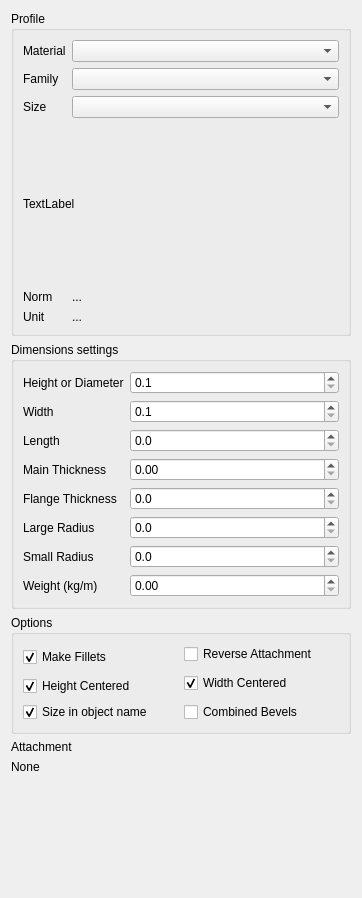
Above: freecad/frameforge/resources/ui/create_profiles.ui from rfootq/frameforge before the change. Below: the same form after it.
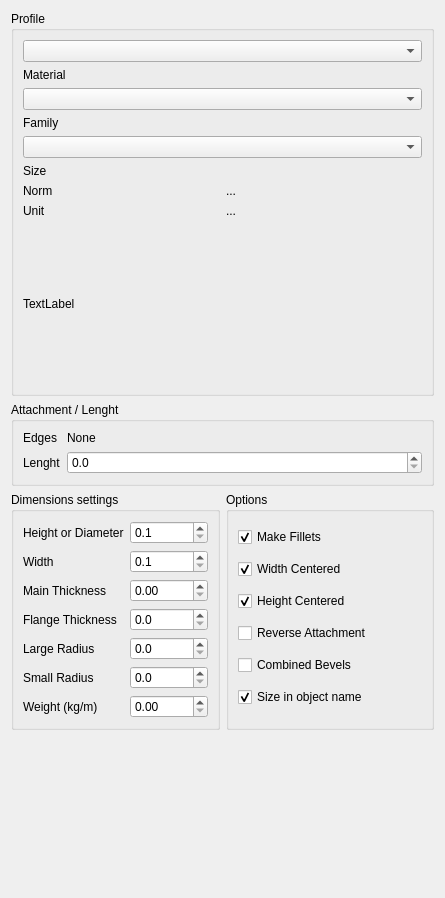
That is the form after the change.

Commit message: #10 non attached profiles

```diff
--- a/freecad/frameforge/resources/ui/create_profiles.ui
+++ b/freecad/frameforge/resources/ui/create_profiles.ui
@@ -6,93 +6,86 @@
    <rect>
     <x>0</x>
     <y>0</y>
-    <width>362</width>
+    <width>445</width>
     <height>898</height>
    </rect>
   </property>
   <property name="windowTitle">
    <string>Create Profiles</string>
   </property>
-  <layout class="QVBoxLayout" name="verticalLayout">
+  <layout class="QVBoxLayout" name="verticalLayout_3">
    <item>
     <widget class="QGroupBox" name="groupBox">
      <property name="title">
       <string>Profile</string>
      </property>
-     <layout class="QFormLayout" name="formLayout">
-      <item row="0" column="0">
+     <layout class="QVBoxLayout" name="verticalLayout_2">
+      <item>
+       <widget class="QComboBox" name="combo_material"/>
+      </item>
+      <item>
        <widget class="QLabel" name="label_10">
         <property name="text">
          <string>Material</string>
         </property>
        </widget>
       </item>
-      <item row="0" column="1">
-       <widget class="QComboBox" name="combo_material"/>
-      </item>
-      <item row="1" column="0">
-       <widget class="QLabel" name="label">
-        <property name="text">
-         <string>Family</string>
-        </property>
-       </widget>
-      </item>
-      <item row="1" column="1">
+      <item>
        <widget class="QComboBox" name="combo_family">
         <property name="toolTip">
          <string>Choose profile type</string>
         </property>
        </widget>
       </item>
-      <item row="2" column="0">
-       <widget class="QLabel" name="label_2">
+      <item>
+       <widget class="QLabel" name="label">
         <property name="text">
-         <string>Size</string>
+         <string>Family</string>
         </property>
        </widget>
       </item>
-      <item row="2" column="1">
+      <item>
        <widget class="QComboBox" name="combo_size">
         <property name="toolTip">
          <string>Choose size</string>
         </property>
        </widget>
       </item>
-      <item row="4" column="0" colspan="2">
-       <widget class="QLabel" name="label_image">
-        <property name="minimumSize">
-         <size>
-          <width>0</width>
-          <height>160</height>
-         </size>
-        </property>
+      <item>
+       <widget class="QLabel" name="label_2">
         <property name="text">
-         <string>TextLabel</string>
+         <string>Size</string>
         </property>
        </widget>
       </item>
-      <item row="5" column="0">
+      <item>
+       <layout class="QHBoxLayout" name="horizontalLayout_2">
+        <item>
        <widget class="QLabel" name="label_11">
         <property name="text">
          <string>Norm</string>
         </property>
        </widget>
       </item>
-      <item row="5" column="1">
+        <item>
        <widget class="QLabel" name="label_norm">
         <property name="text">
          <string>...</string>
         </property>
        </widget>
       </item>
-      <item row="6" column="0">
+       </layout>
+      </item>
+      <item>
+       <layout class="QHBoxLayout" name="horizontalLayout_3">
+        <item>
        <widget class="QLabel" name="label_13">
         <property name="text">
          <string>Unit</string>
         </property>
        </widget>
       </item>
-      <item row="6" column="1">
+        <item>
        <widget class="QLabel" name="label_unit">
         <property name="text">
          <string>...</string>
@@ -100,8 +93,65 @@
        </widget>
       </item>
      </layout>
-    </widget>
-   </item>
+      </item>
+      <item>
+       <widget class="QLabel" name="label_image">
+        <property name="minimumSize">
+         <size>
+          <width>0</width>
+          <height>160</height>
+         </size>
+        </property>
+        <property name="text">
+         <string>TextLabel</string>
+        </property>
+       </widget>
+      </item>
+     </layout>
+    </widget>
+   </item>
+   <item>
+    <widget class="QGroupBox" name="groupBox_4">
+     <property name="title">
+      <string>Attachment / Lenght</string>
+     </property>
+     <layout class="QFormLayout" name="formLayout">
+      <item row="0" column="0">
+       <widget class="QLabel" name="label_14">
+        <property name="text">
+         <string>Edges</string>
+        </property>
+       </widget>
+      </item>
+      <item row="0" column="1">
+       <widget class="QLabel" name="label_attach">
+        <property name="text">
+         <string>None</string>
+        </property>
+       </widget>
+      </item>
+      <item row="1" column="0">
+       <widget class="QLabel" name="label_5">
+        <property name="text">
+         <string>Lenght</string>
+        </property>
+       </widget>
+      </item>
+      <item row="1" column="1">
+       <widget class="QDoubleSpinBox" name="sb_length">
+        <property name="decimals">
+         <number>1</number>
+        </property>
+        <property name="maximum">
+         <double>24000.000000000000000</double>
+        </property>
+       </widget>
+      </item>
+     </layout>
+    </widget>
+   </item>
+   <item>
+    <layout class="QHBoxLayout" name="horizontalLayout">
    <item>
     <widget class="QGroupBox" name="groupBox_2">
      <property name="title">
@@ -157,23 +207,6 @@
         </property>
        </widget>
       </item>
-      <item row="2" column="0">
-       <widget class="QLabel" name="label_5">
-        <property name="text">
-         <string>Length</string>
-        </property>
-       </widget>
-      </item>
-      <item row="2" column="1">
-       <widget class="QDoubleSpinBox" name="sb_length">
-        <property name="decimals">
-         <number>1</number>
-        </property>
-        <property name="maximum">
-         <double>24000.000000000000000</double>
-        </property>
-       </widget>
-      </item>
       <item row="3" column="0">
        <widget class="QLabel" name="label_6">
         <property name="text">
@@ -273,8 +306,8 @@
      <property name="title">
       <string>Options</string>
      </property>
-     <layout class="QGridLayout" name="gridLayout">
-      <item row="0" column="0" rowspan="2">
+       <layout class="QVBoxLayout" name="verticalLayout">
+        <item>
        <widget class="QCheckBox" name="cb_make_fillet">
         <property name="text">
          <string>Make Fillets</string>
@@ -284,14 +317,7 @@
         </property>
        </widget>
       </item>
-      <item row="0" column="1">
-       <widget class="QCheckBox" name="cb_reverse_attachment">
-        <property name="text">
-         <string>Reverse Attachment</string>
-        </property>
-       </widget>
-      </item>
-      <item row="1" column="1" rowspan="2">
+        <item>
        <widget class="QCheckBox" name="cb_width_centered">
         <property name="text">
          <string>Width Centered</string>
@@ -301,7 +327,7 @@
         </property>
        </widget>
       </item>
-      <item row="2" column="0">
+        <item>
        <widget class="QCheckBox" name="cb_height_centered">
         <property name="text">
          <string>Height Centered</string>
@@ -311,39 +337,34 @@
         </property>
        </widget>
       </item>
-      <item row="3" column="0">
-       <widget class="QCheckBox" name="cb_size_in_name">
+        <item>
+         <widget class="QCheckBox" name="cb_reverse_attachment">
         <property name="text">
-         <string>Size in object name</string>
-        </property>
-        <property name="checked">
-         <bool>true</bool>
+           <string>Reverse Attachment</string>
         </property>
        </widget>
       </item>
-      <item row="3" column="1">
+        <item>
        <widget class="QCheckBox" name="cb_combined_bevel">
         <property name="text">
          <string>Combined Bevels</string>
         </property>
        </widget>
       </item>
-     </layout>
-    </widget>
-   </item>
    <item>
-    <widget class="QLabel" name="label_14">
+         <widget class="QCheckBox" name="cb_size_in_name">
      <property name="text">
-      <string>Attachment</string>
-     </property>
-    </widget>
-   </item>
-   <item>
-    <widget class="QLabel" name="label_attach">
-     <property name="text">
-      <string>None</string>
-     </property>
-    </widget>
+           <string>Size in object name</string>
+          </property>
+          <property name="checked">
+           <bool>true</bool>
+          </property>
+         </widget>
+        </item>
+       </layout>
+      </widget>
+     </item>
+    </layout>
    </item>
    <item>
     <spacer name="verticalSpacer">
@@ -353,7 +374,7 @@
      <property name="sizeHint" stdset="0">
       <size>
        <width>20</width>
-       <height>9</height>
+       <height>40</height>
       </size>
      </property>
     </spacer>
```
Left out of the diff: 20 changed lines with no effect on the pictures. Lines whose indentation alone changed are shown as unchanged. The commit also changes 1 other file.
